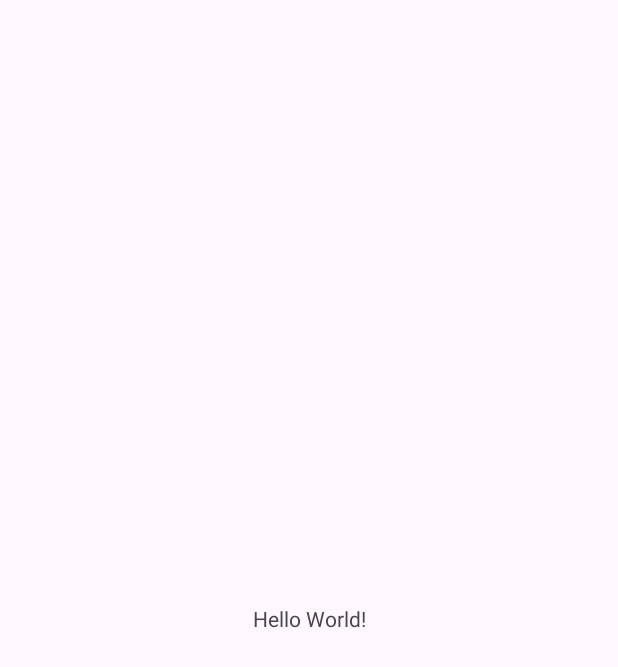
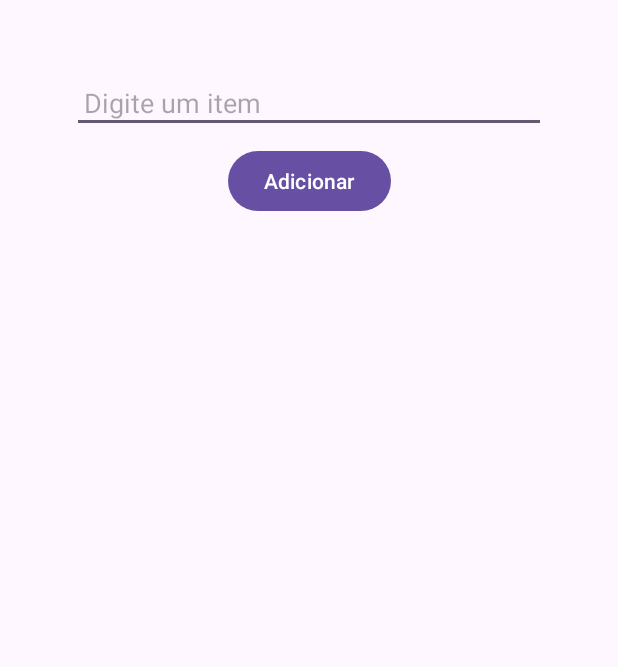
Before and after one commit to R4ffz/atividadelistview, an Android app: the screen it shows after launch (MainActivity), on a phone screen of 412 x 824 dp. Before the commit the part shown is almost empty. Shown: the top 667 px of the screen. Run offline under Robolectric (Android 15) with nearby library versions, the phone set to English and light mode, and no system bars.

Commit message:
atualização dos conteudos

```diff
--- a/app/src/main/java/com/example/atividadelistview/MainActivity.java
+++ b/app/src/main/java/com/example/atividadelistview/MainActivity.java
@@ -1,24 +1,47 @@
 package com.example.atividadelistview;
 
 import android.os.Bundle;
-
-import androidx.activity.EdgeToEdge;
+import android.view.View;
+import android.widget.ArrayAdapter;
+import android.widget.Button;
+import android.widget.EditText;
+import android.widget.ListView;
 import androidx.appcompat.app.AppCompatActivity;
-import androidx.core.graphics.Insets;
-import androidx.core.view.ViewCompat;
-import androidx.core.view.WindowInsetsCompat;
+import java.util.ArrayList;
 
 public class MainActivity extends AppCompatActivity {
+    private EditText editText;
+    private Button buttonAdd;
+    private ListView listView;
+    private ArrayList<String> itemList;
+    private ArrayAdapter<String> adapter;
 
     @Override
     protected void onCreate(Bundle savedInstanceState) {
         super.onCreate(savedInstanceState);
-        EdgeToEdge.enable(this);
         setContentView(R.layout.activity_main);
-        ViewCompat.setOnApplyWindowInsetsListener(findViewById(R.id.main), (v, insets) -> {
-            Insets systemBars = insets.getInsets(WindowInsetsCompat.Type.systemBars());
-            v.setPadding(systemBars.left, systemBars.top, systemBars.right, systemBars.bottom);
-            return insets;
+
+        // Inicializando componentes
+        editText = findViewById(R.id.editText);
+        buttonAdd = findViewById(R.id.buttonAdd);
+        listView = findViewById(R.id.listView);
+
+        // Criando lista de itens e adaptador
+        itemList = new ArrayList<>();
+        adapter = new ArrayAdapter<>(this, android.R.layout.simple_list_item_1, itemList);
+        listView.setAdapter(adapter);
+
+        // Configurando o clique do botão para adicionar itens à lista
+        buttonAdd.setOnClickListener(new View.OnClickListener() {
+            @Override
+            public void onClick(View v) {
+                String item = editText.getText().toString().trim();
+                if (!item.isEmpty()) {
+                    itemList.add(item);
+                    adapter.notifyDataSetChanged();
+                    editText.setText(""); // Limpar o campo de entrada
+                }
+            }
         });
     }
 }
--- a/app/src/main/res/layout/activity_main.xml
+++ b/app/src/main/res/layout/activity_main.xml
@@ -7,13 +7,34 @@
     android:layout_height="match_parent"
     tools:context=".MainActivity">
 
-    <TextView
+    <EditText
+        android:id="@+id/editText"
+        android:layout_width="0dp"
+        android:layout_height="wrap_content"
+        android:hint="Digite um item"
+        app:layout_constraintTop_toTopOf="parent"
+        app:layout_constraintStart_toStartOf="parent"
+        app:layout_constraintEnd_toEndOf="parent"
+        android:padding="8dp"
+        android:layout_margin="48dp"/>
+
+    <Button
+        android:id="@+id/buttonAdd"
         android:layout_width="wrap_content"
         android:layout_height="wrap_content"
-        android:text="Hello World!"
+        android:text="Adicionar"
+        app:layout_constraintTop_toBottomOf="@id/editText"
+        app:layout_constraintStart_toStartOf="parent"
+        app:layout_constraintEnd_toEndOf="parent"
+        android:layout_marginTop="8dp"/>
+
+    <ListView
+        android:id="@+id/listView"
+        android:layout_width="0dp"
+        android:layout_height="0dp"
+        app:layout_constraintTop_toBottomOf="@id/buttonAdd"
         app:layout_constraintBottom_toBottomOf="parent"
+        app:layout_constraintStart_toStartOf="parent"
         app:layout_constraintEnd_toEndOf="parent"
-        app:layout_constraintStart_toStartOf="parent"
-        app:layout_constraintTop_toTopOf="parent" />
-
+        android:layout_margin="48dp"/>
 </androidx.constraintlayout.widget.ConstraintLayout>
```
